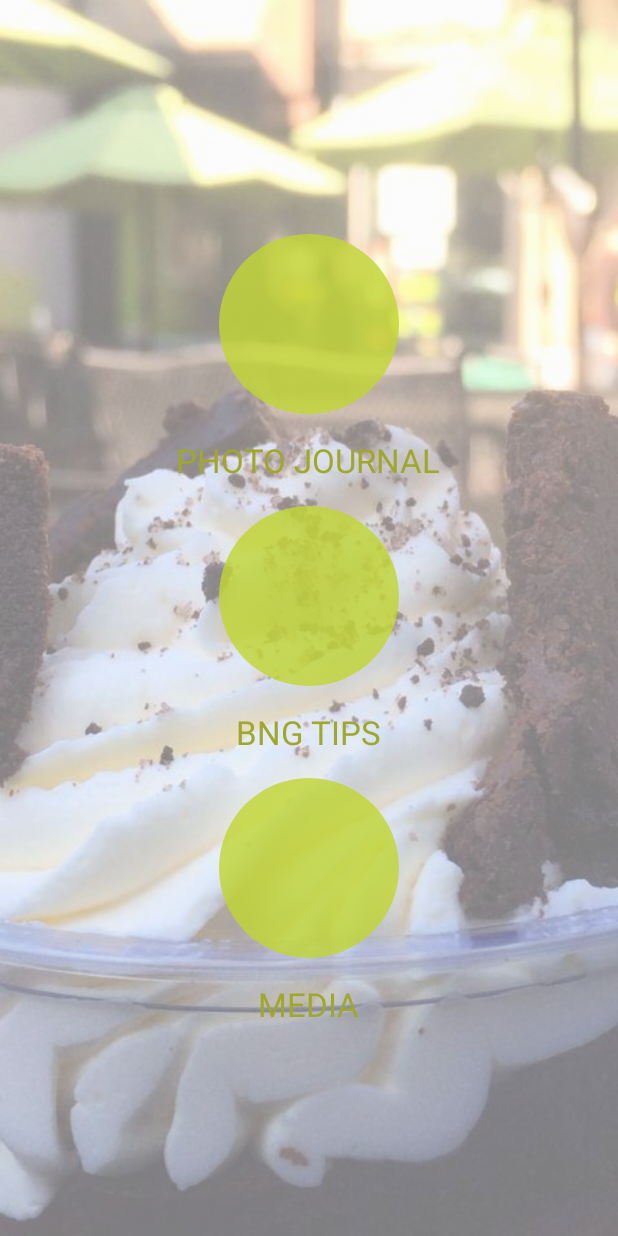
After one commit to rsorotzkin/BNGApp, an Android app: the fragment BngLoveFragment2 shown on its own in the app's theme, on a phone screen of 412 x 824 dp. The commit adds this screen. Run offline under Robolectric (Android 15) with nearby library versions, the phone set to English and light mode, and no system bars; our stand-ins replace ButterKnife, Picasso; 1 statement that could not run was skipped.

```diff
--- a/app/build.gradle
+++ b/app/build.gradle
@@ -42,6 +42,7 @@ dependencies {
     compile 'com.android.support:design:23.1.1'
     compile 'com.android.support:cardview-v7:23.1.1'
     compile 'com.jakewharton:butterknife:8.1.0'
+    compile 'com.squareup.picasso:picasso:2.5.2'
     apt 'com.jakewharton:butterknife-compiler:8.1.0'
     compile('com.crashlytics.sdk.android:crashlytics:2.5.7@aar') {
         transitive = true;
--- a/app/src/main/AndroidManifest.xml
+++ b/app/src/main/AndroidManifest.xml
@@ -20,12 +20,9 @@
             android:theme="@style/AppTheme.NoActionBar">
             <intent-filter>
                 <action android:name="android.intent.action.MAIN" />
-
                 <category android:name="android.intent.category.LAUNCHER" />
             </intent-filter>
         </activity>
-
-
         <activity
             android:name=".activities.MainActivity"
             android:label="@string/app_name"
@@ -35,6 +32,8 @@
         <meta-data
             android:name="io.fabric.ApiKey"
             android:value="02df75362f8fcfed48b0ed1055ee02e5f2f430ad" />
+
+
     </application>
 
     <uses-permission android:name="android.permission.INTERNET" />
--- /dev/null
+++ b/app/src/main/java/com/example/home/bngapp/fragments/BngLoveFragment2.java
@@ -0,0 +1,63 @@
+package com.example.home.bngapp.fragments;
+
+/**
+ * Created by Home on 6/6/2016.
+ */
+
+import android.app.Fragment;
+import android.net.Uri;
+import android.os.Bundle;
+import android.support.v7.widget.CardView;
+import android.support.v7.widget.Toolbar;
+import android.view.LayoutInflater;
+import android.view.View;
+import android.view.ViewGroup;
+import android.widget.ImageView;
+import android.widget.TextView;
+
+import com.example.home.bngapp.R;
+import com.example.home.bngapp.activities.MainActivity;
+import com.example.home.bngapp.utilities.Util;
+import com.squareup.picasso.Picasso;
+
+import butterknife.ButterKnife;
+
+
+public class BngLoveFragment2 extends Fragment{
+MainActivity mainActivity;
+
+
+    public BngLoveFragment2() {
+        // Required empty public constructor
+    }
+
+    @Override
+    public void onCreate(Bundle savedInstanceState) {
+        super.onCreate(savedInstanceState);
+    }
+
+    @Override
+    public View onCreateView(LayoutInflater inflater, ViewGroup container,
+                             Bundle savedInstanceState) {
+        // Inflate the layout for this fragment
+      View rootView = inflater.inflate(R.layout.fragment_bnglove2, container, false);
+        ButterKnife.bind(this, rootView);
+
+        return rootView;
+    }
+
+
+
+    @Override
+    public void onResume() {
+        super.onResume();
+
+        // select libraries tab
+        mainActivity.tabLayout.getTabAt(3).select();
+
+    }
+
+
+
+
+}
--- /dev/null
+++ b/app/src/main/res/drawable/circle_background.xml
@@ -0,0 +1,8 @@
+<?xml version="1.0" encoding="utf-8"?>
+<selector xmlns:android="http://schemas.android.com/apk/res/android">
+    <item>
+        <shape android:shape="oval">
+            <solid android:color="@color/primary" />
+        </shape>
+    </item>
+</selector>
--- a/app/src/main/res/drawable/ic_dashboard_24dp.xml
+++ b/app/src/main/res/drawable/ic_dashboard_24dp.xml
@@ -1,9 +1,9 @@
 <vector xmlns:android="http://schemas.android.com/apk/res/android"
-        android:width="24dp"
-        android:height="24dp"
+        android:width="8dp"
+        android:height="8dp"
         android:viewportWidth="24.0"
         android:viewportHeight="24.0">
     <path
-        android:fillColor="#727272"
+        android:fillColor="#fff"
         android:pathData="M3,13h8V3H3v10zm0,8h8v-6H3v6zm10,0h8V11h-8v10zm0,-18v6h8V3h-8z"/>
 </vector>
--- a/app/src/main/res/layout/appbar_layout.xml
+++ b/app/src/main/res/layout/appbar_layout.xml
@@ -13,6 +13,7 @@
             android:layout_width="match_parent"
             android:layout_height="?attr/actionBarSize"
             android:theme="@style/ToolbarColoredBackArrow"
+            android:background="#fff"
             app:titleTextColor="@color/primary" />
 
     </android.support.design.widget.AppBarLayout>
--- a/app/src/main/res/layout/fragment_about.xml
+++ b/app/src/main/res/layout/fragment_about.xml
@@ -22,7 +22,6 @@
 
 
     <include
-        android:id="@+id/appbar"
         layout="@layout/appbar_layout"></include>
 
 </RelativeLayout>
--- /dev/null
+++ b/app/src/main/res/layout/fragment_bnglove2.xml
@@ -0,0 +1,85 @@
+<?xml version="1.0" encoding="utf-8"?>
+<RelativeLayout xmlns:android="http://schemas.android.com/apk/res/android"
+    android:layout_width="match_parent"
+    android:layout_height="match_parent"
+    android:orientation="vertical">
+
+
+    <android.support.design.widget.CoordinatorLayout
+        android:layout_width="match_parent"
+        android:layout_height="match_parent">
+
+        <ImageView
+            android:layout_width="match_parent"
+            android:layout_height="match_parent"
+            android:adjustViewBounds="true"
+            android:alpha="0.5"
+            android:scaleType="centerCrop"
+            android:src="@drawable/contact" />
+
+        <LinearLayout
+            android:layout_width="match_parent"
+            android:layout_height="match_parent"
+            android:gravity="center"
+            android:orientation="vertical">
+
+
+            <ImageView
+                android:layout_width="120dp"
+                android:layout_height="120dp"
+                android:layout_margin="@dimen/activity_horizontal_margin"
+                android:adjustViewBounds="true"
+                android:alpha="0.8"
+                android:scaleType="centerCrop"
+                android:src="@drawable/circle_background" />
+
+            <TextView
+                android:layout_width="wrap_content"
+                android:layout_height="wrap_content"
+                android:text="PHOTO JOURNAL"
+                android:textColor="@color/primary_dark"
+                android:textSize="22dp" />
+
+            <ImageView
+                android:layout_width="120dp"
+                android:layout_height="120dp"
+                android:layout_margin="@dimen/activity_horizontal_margin"
+                android:adjustViewBounds="true"
+                android:alpha="0.8"
+                android:scaleType="centerCrop"
+                android:src="@drawable/circle_background" />
+
+            <TextView
+                android:layout_width="wrap_content"
+                android:layout_height="wrap_content"
+                android:text="BNG TIPS"
+                android:textColor="@color/primary_dark"
+                android:textSize="22dp" />
+
+            <ImageView
+                android:layout_width="120dp"
+                android:layout_height="120dp"
+                android:layout_margin="@dimen/activity_horizontal_margin"
+                android:adjustViewBounds="true"
+                android:alpha="0.8"
+                android:scaleType="centerCrop"
+                android:src="@drawable/circle_background" />
+
+            <TextView
+                android:layout_width="wrap_content"
+                android:layout_height="wrap_content"
+                android:text="MEDIA"
+                android:textColor="@color/primary_dark"
+                android:textSize="22dp" />
+
+        </LinearLayout>
+
+
+    </android.support.design.widget.CoordinatorLayout>
+
+    <include
+        android:id="@+id/appbar"
+        layout="@layout/appbar_layout_transparent"></include>
+
+
+</RelativeLayout>
```
Also changed, not shown: app/src/main/java/com/example/home/bngapp/activities/MainActivity.java (+111 -0 lines), app/src/main/java/com/example/home/bngapp/activities/ViewImageActivity.java (added, +30 -0 lines), app/src/main/java/com/example/home/bngapp/fragments/AboutFragment.java (+8 -11 lines), app/src/main/java/com/example/home/bngapp/fragments/BngLoveFragment.java (+54 -3 lines), app/src/main/res/drawable/circle.xml (added, +11 -0 lines), app/src/main/res/drawable/ic_phone_iphone_24dp.xml (added, +9 -0 lines), app/src/main/res/drawable/img.xml (added, +7 -0 lines), app/src/main/res/layout/activity_view_image.xml (added, +18 -0 lines), app/src/main/res/layout/fragment_bnglove.xml (+11 -11 lines), app/src/main/res/drawable/bng_image.jpg (added).
